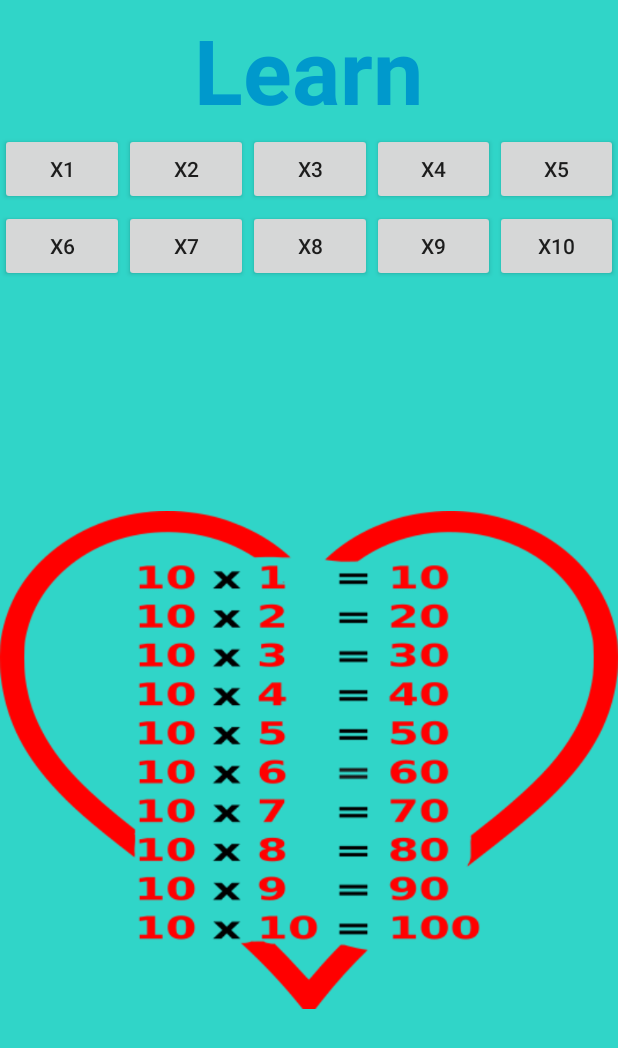
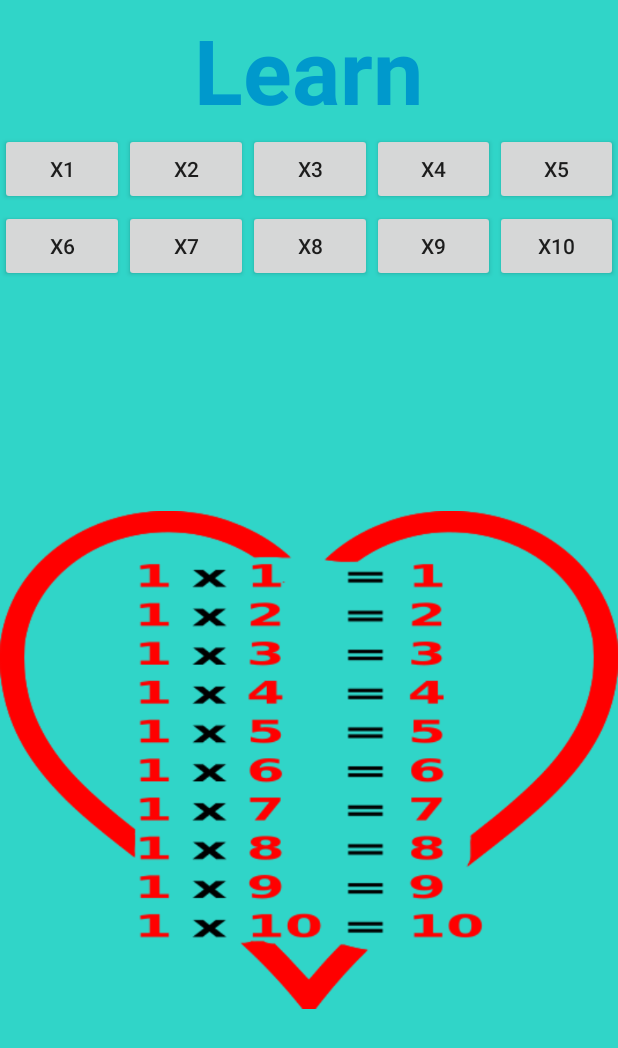
Before and after one commit to CheetaTech/MultiplicationTable, an Android app: the screen it shows after launch (LearnActivity), on a phone screen of 412 x 824 dp. Shown: the top 1048 px of the screen. Run offline under Robolectric (Android 15) with nearby library versions, the phone set to English and light mode, and no system bars.

Commit message:
Rebase edilen koddur.

```diff
--- a/app/src/main/res/layout/content_learn.xml
+++ b/app/src/main/res/layout/content_learn.xml
@@ -150,7 +150,7 @@
         <ImageView
             android:layout_width="match_parent"
             android:layout_height="match_parent"
-            android:src="@drawable/tenth"/>
+            android:src="@drawable/first"/>
 
     </LinearLayout>
 </RelativeLayout>
```
